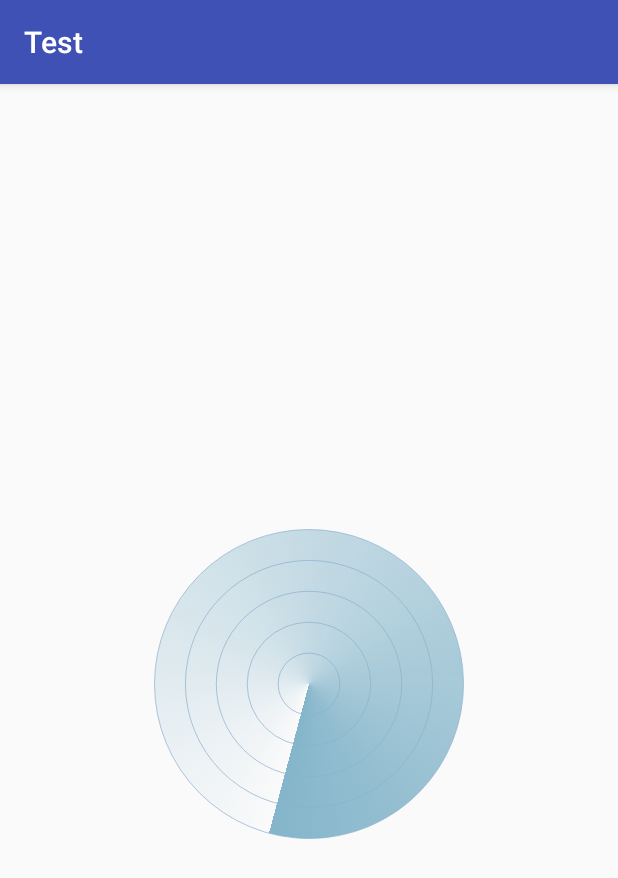
After one commit to Sanguine-00/Test, an Android app: the RadarActivity screen opened directly, with no data from a screen before it, on a phone screen of 412 x 824 dp. The commit adds this screen. Shown: the top 878 px of the screen. Run offline under Robolectric (Android 15) with nearby library versions, the phone set to English and light mode, and no system bars.

Commit message:
雷达扫描的自定义View

```diff
--- a/app/src/main/AndroidManifest.xml
+++ b/app/src/main/AndroidManifest.xml
@@ -72,6 +72,8 @@
 		</activity>
 		<activity android:name=".neonlamp.NeonLampViewActivity">
 		</activity>
+		<activity android:name=".radar.RadarActivity">
+		</activity>
 	</application>
 
 </manifest>
--- /dev/null
+++ b/app/src/main/java/com/example/test/radar/RadarActivity.java
@@ -0,0 +1,15 @@
+package com.example.test.radar;
+
+import android.support.v7.app.AppCompatActivity;
+import android.os.Bundle;
+
+import com.example.test.R;
+
+public class RadarActivity extends AppCompatActivity {
+
+    @Override
+    protected void onCreate(Bundle savedInstanceState) {
+        super.onCreate(savedInstanceState);
+        setContentView(R.layout.activity_radar);
+    }
+}
--- /dev/null
+++ b/app/src/main/java/com/example/test/views/RadarView.java
@@ -0,0 +1,106 @@
+package com.example.test.views;
+
+import android.content.Context;
+import android.graphics.Canvas;
+import android.graphics.Color;
+import android.graphics.Matrix;
+import android.graphics.Paint;
+import android.graphics.Shader;
+import android.graphics.SweepGradient;
+import android.util.AttributeSet;
+import android.view.View;
+
+import java.lang.reflect.Field;
+
+/**
+ * Created by 张高强 on 2016/12/19.
+ * 邮箱: zhang.gaoqiang@mobcb.com
+ */
+
+public class RadarView extends View {
+
+    private Context mContext;
+    private Paint mPaint;//画圆的画笔
+    private Paint mSaoMiaoPaint;//扫描的画笔
+    private float scanSpeed = 5;//扫描速度
+    private float scanAngle;//扫描速度
+    private Shader scanShader; // 扫描渲染shader
+    private Matrix mMatrix = new Matrix();//矩阵
+
+    private float[] pots = {0.05f, 0.1f, 0.15f, 0.2f, 0.25f};
+
+
+    private float mWidth;//屏幕宽度
+    private float mHeight;//屏幕高度
+
+    public RadarView(Context context) {
+        this(context, null);
+    }
+
+    public RadarView(Context context, AttributeSet attrs) {
+        this(context, attrs, 0);
+    }
+
+    public RadarView(Context context, AttributeSet attrs, int defStyleAttr) {
+        super(context, attrs, defStyleAttr);
+        this.mContext = context;
+// 获取屏幕宽高
+        int statusBarHeight = 0;
+        try {
+            Class<?> c = Class.forName("com.android.internal.R$dimen");
+            Object obj = c.newInstance();
+            Field field = c.getField("status_bar_height");
+            statusBarHeight = getResources().getDimensionPixelSize(
+                    Integer.parseInt(field.get(obj).toString()));
+        } catch (Exception e) {
+            e.printStackTrace();
+        }
+        mWidth = context.getResources().getDisplayMetrics().widthPixels;
+        mHeight = context.getResources().getDisplayMetrics().heightPixels - statusBarHeight;
+
+
+        // 画圆用到的paint
+        mPaint = new Paint();
+        mPaint.setStyle(Paint.Style.STROKE); // 描边
+        mPaint.setStrokeWidth(1); // 宽度
+        mPaint.setAlpha(100); // 透明度
+        mPaint.setAntiAlias(true); // 抗锯齿
+        mPaint.setColor(Color.parseColor("#B0C4DE")); // 设置颜色 亮钢兰色
+
+        // 扫描用到的paint
+        mSaoMiaoPaint = new Paint();
+        mSaoMiaoPaint.setStyle(Paint.Style.FILL_AND_STROKE); // 填充
+        mSaoMiaoPaint.setAntiAlias(true); // 抗锯齿
+        post(mRunnable);
+
+    }
+
+    @Override
+    protected void onDraw(Canvas canvas) {
+        super.onDraw(canvas);
+        for (int i = 0; i < 5; i++) {
+            canvas.drawCircle(mWidth / 2, mHeight / 2, mWidth * pots[i], mPaint);
+        }
+
+        // 画布的旋转变换 需要调用save() 和 restore()
+        canvas.save();
+
+        scanShader = new SweepGradient(mWidth / 2, mHeight / 2,
+                new int[]{Color.TRANSPARENT, Color.parseColor("#84B5CA")}, null);
+        mSaoMiaoPaint.setShader(scanShader); // 设置着色器
+        canvas.concat(mMatrix);
+        canvas.drawCircle(mWidth / 2, mHeight / 2, mWidth * pots[4], mSaoMiaoPaint);
+
+        canvas.restore();
+    }
+
+    private Runnable mRunnable = new Runnable() {
+        @Override
+        public void run() {
+            scanAngle = (scanAngle + scanSpeed) % 360;
+            mMatrix.postRotate(scanSpeed, mWidth / 2, mHeight / 2);//旋转矩阵
+            invalidate();//通知从新绘制
+            postDelayed(mRunnable, 130);//自己调用自己  重复绘制
+        }
+    };
+}
--- /dev/null
+++ b/app/src/main/res/layout/activity_radar.xml
@@ -0,0 +1,13 @@
+<?xml version="1.0" encoding="utf-8"?>
+<RelativeLayout
+	xmlns:android="http://schemas.android.com/apk/res/android"
+	xmlns:tools="http://schemas.android.com/tools"
+	android:id="@+id/activity_radar"
+	android:layout_width="match_parent"
+	android:layout_height="match_parent"
+	tools:context="com.example.test.radar.RadarActivity">
+
+	<com.example.test.views.RadarView android:layout_width="match_parent"
+	                                  android:layout_height="match_parent"/>
+
+</RelativeLayout>
--- a/app/src/main/res/values/strings.xml
+++ b/app/src/main/res/values/strings.xml
@@ -6,4 +6,5 @@
 	<string name="openMap">打开高德地图</string>
 	<string name="openSuspend">打开悬浮球</string>
 	<string name="btn_NeonLampViewActivity">打开霓虹灯</string>
+	<string name="btn_RadarLampViewActivity">打开雷达</string>
 </resources>
--- a/flashtext/src/main/java/com/sanguine/zhang/flashtext/NeonLampView.java
+++ b/flashtext/src/main/java/com/sanguine/zhang/flashtext/NeonLampView.java
@@ -19,6 +19,7 @@
 /**
  * Created by 张高强 on 2016/12/19.
  * 邮箱: zhang.gaoqiang@mobcb.com
+ * 可以做比重图用
  */
 
 public class NeonLampView extends View implements View.OnTouchListener {
```
Also changed, not shown: app/src/main/java/com/example/test/MainActivity.java (+8 -0 lines), app/src/main/res/layout/activity_main.xml (+18 -0 lines).
